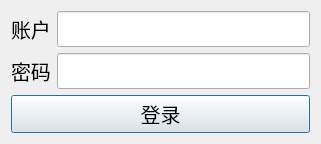
Desmond121/CEESS, file ui/Login.ui: the form before one commit.
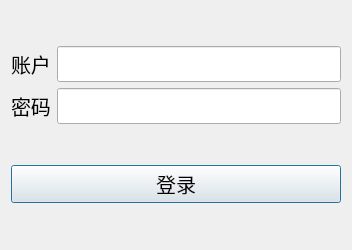
The form after the commit.

Commit message: Form size adaption.

Diff of the .ui file:
```diff
--- a/ui/Login.ui
+++ b/ui/Login.ui
@@ -6,8 +6,8 @@
    <rect>
     <x>0</x>
     <y>0</y>
-    <width>321</width>
-    <height>129</height>
+    <width>352</width>
+    <height>250</height>
    </rect>
   </property>
   <property name="windowTitle">
```
Left out of the diff: 2 changed lines with no effect on the pictures. The commit also changes 7 other files.
